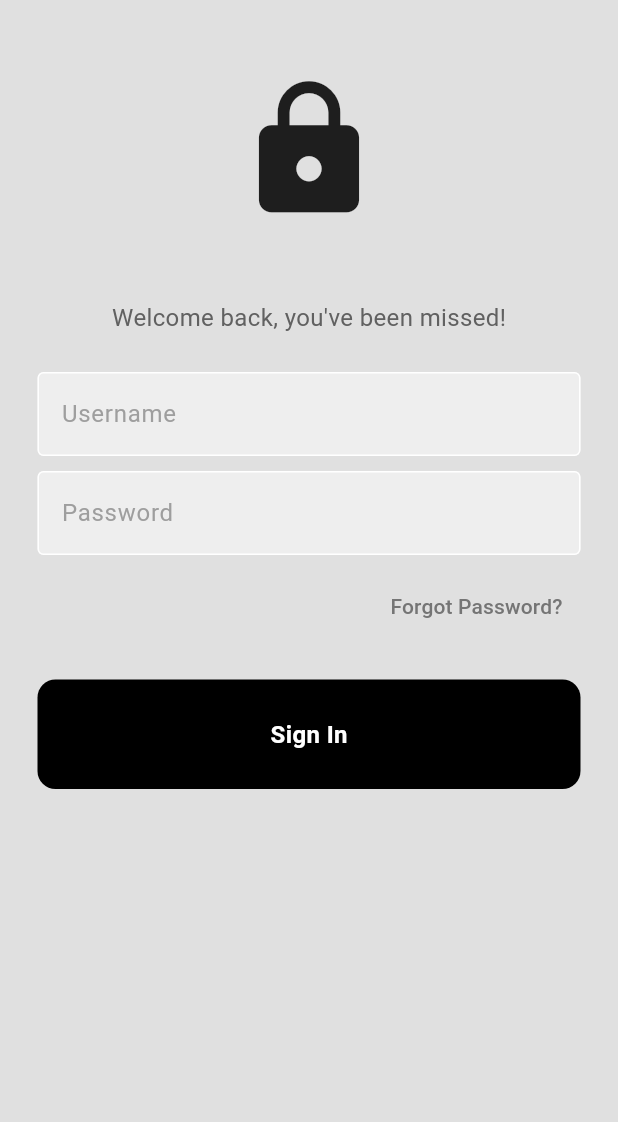
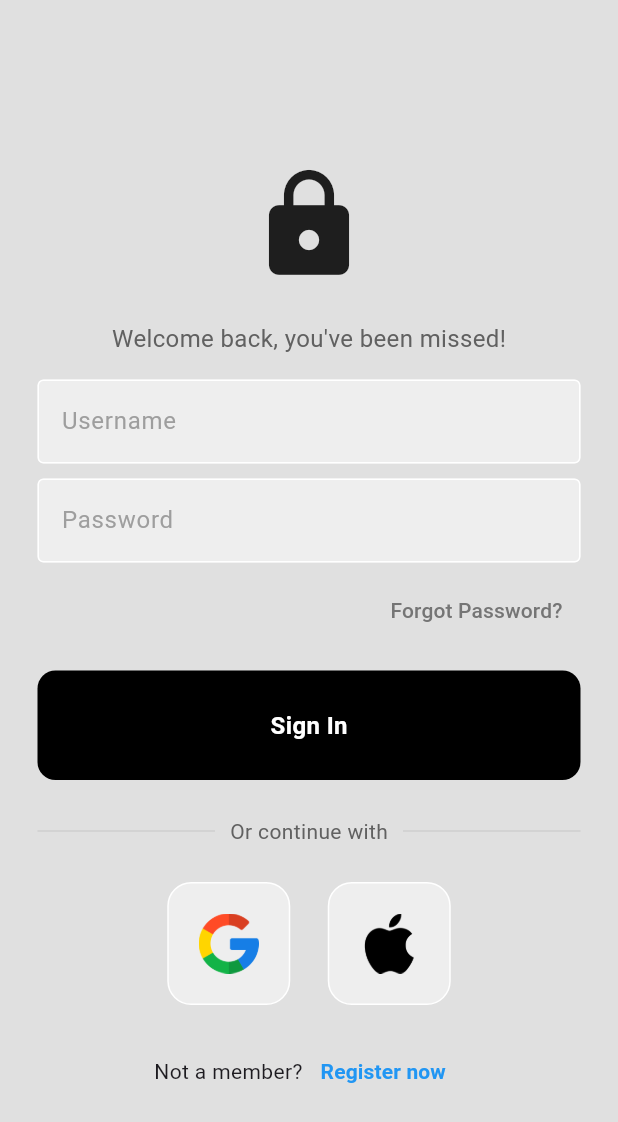
Before and after one commit to Tyler-dev-eng/basic-authentication, a Flutter app: the screen it shows after launch, on a phone screen of 412 x 824 dp. Shown: the top 1122 px of the screen. Run offline on Flutter 3.47's test engine with Material 3 defaults, Android fonts, the phone set to English and light mode, and no system bars.

Commit message:
UI additions

```diff
--- /dev/null
+++ b/lib/components/square_tile.dart
@@ -0,0 +1,24 @@
+import 'package:flutter/material.dart';
+
+class SquareTile extends StatelessWidget {
+  final String imagePath;
+  final Function()? onTap;
+
+  const SquareTile({super.key, required this.imagePath, required this.onTap});
+
+  @override
+  Widget build(BuildContext context) {
+    return GestureDetector(
+      onTap: onTap,
+      child: Container(
+        padding: EdgeInsets.all(20),
+        decoration: BoxDecoration(
+          border: Border.all(color: Colors.white),
+          borderRadius: BorderRadius.circular(16),
+          color: Colors.grey.shade200,
+        ),
+        child: Image.asset(imagePath, height: 40),
+      ),
+    );
+  }
+}
--- a/lib/pages/login_page.dart
+++ b/lib/pages/login_page.dart
@@ -1,5 +1,6 @@
 import 'package:basic_authentication/components/my_button.dart';
 import 'package:basic_authentication/components/my_textfield.dart';
+import 'package:basic_authentication/components/square_tile.dart';
 import 'package:flutter/material.dart';
 
 class LoginPage extends StatelessWidget {
@@ -17,13 +18,14 @@ class LoginPage extends StatelessWidget {
       body: SafeArea(
         child: Center(
           child: Column(
+            mainAxisAlignment: MainAxisAlignment.center,
             children: [
-              SizedBox(height: 50),
+              SizedBox(height: 24),
 
               // logo
-              Icon(Icons.lock, size: 100),
+              Icon(Icons.lock, size: 80),
 
-              SizedBox(height: 50),
+              SizedBox(height: 24),
 
               // welcome back, you've been missed!
               Text(
@@ -31,7 +33,7 @@ class LoginPage extends StatelessWidget {
                 style: TextStyle(fontSize: 16, color: Colors.grey[700]),
               ),
 
-              SizedBox(height: 25),
+              SizedBox(height: 16),
 
               // username field
               MyTextField(
@@ -49,7 +51,7 @@ class LoginPage extends StatelessWidget {
                 obscureText: true,
               ),
 
-              SizedBox(height: 10),
+              SizedBox(height: 8),
 
               // forgot password?
               Padding(
@@ -68,16 +70,75 @@ class LoginPage extends StatelessWidget {
                 ),
               ),
 
-              SizedBox(height: 25),
+              SizedBox(height: 16),
 
               // sign in button
               MyButton(text: 'Sign In', onPressed: onSignInPressed),
 
+              SizedBox(height: 24),
+
               // or continue with
+              Padding(
+                padding: const EdgeInsets.symmetric(horizontal: 25.0),
+                child: Row(
+                  children: [
+                    Expanded(
+                      child: Divider(thickness: 0.5, color: Colors.grey[400]),
+                    ),
+
+                    Padding(
+                      padding: const EdgeInsets.symmetric(horizontal: 10.0),
+                      child: Text(
+                        'Or continue with',
+                        style: TextStyle(color: Colors.grey[700]),
+                      ),
+                    ),
+
+                    Expanded(
+                      child: Divider(thickness: 0.5, color: Colors.grey[400]),
+                    ),
+                  ],
+                ),
+              ),
+
+              SizedBox(height: 24),
 
               // google + apple sign in
+              Row(
+                mainAxisAlignment: MainAxisAlignment.center,
+                children: [
+                  // google button
+                  SquareTile(imagePath: 'lib/images/google.png', onTap: () {}),
+
+                  SizedBox(width: 25),
+
+                  // apple button
+                  SquareTile(
+                    imagePath: 'lib/images/apple-logo.png',
+                    onTap: () {},
+                  ),
+                ],
+              ),
+
+              SizedBox(height: 20),
 
               // not a member? register now
+              Row(
+                mainAxisAlignment: MainAxisAlignment.center,
+                children: [
+                  Text('Not a member?'),
+                  TextButton(
+                    onPressed: () {},
+                    child: Text(
+                      'Register now',
+                      style: TextStyle(
+                        color: Colors.blue,
+                        fontWeight: FontWeight.bold,
+                      ),
+                    ),
+                  ),
+                ],
+              ),
             ],
           ),
         ),
```
